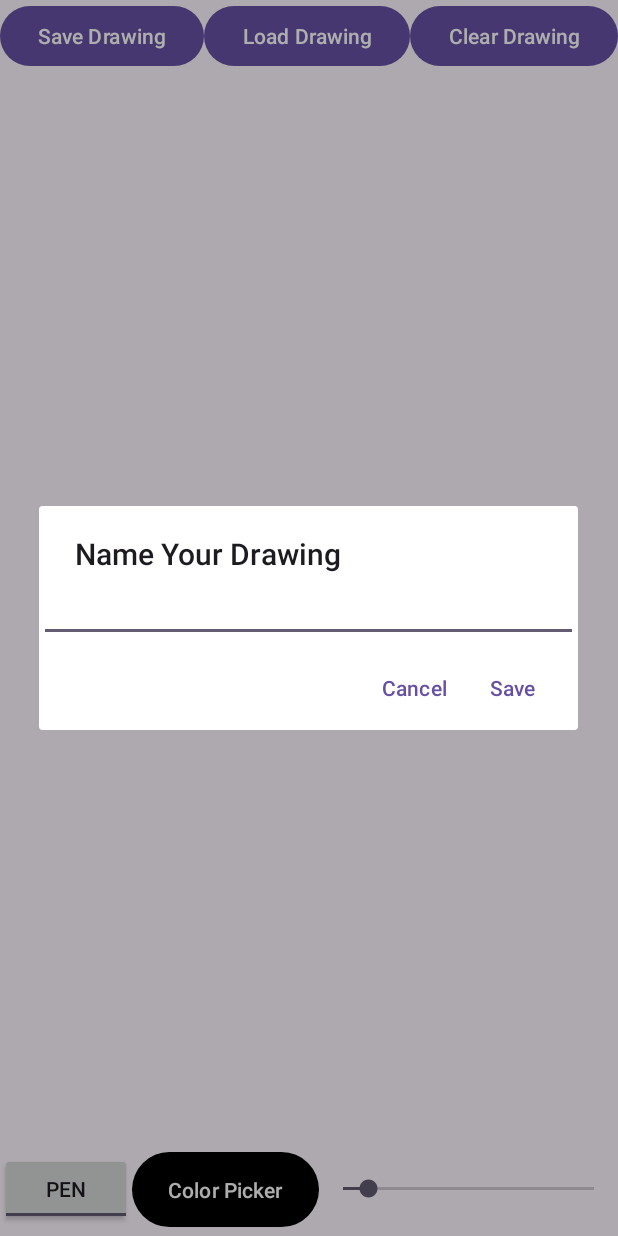
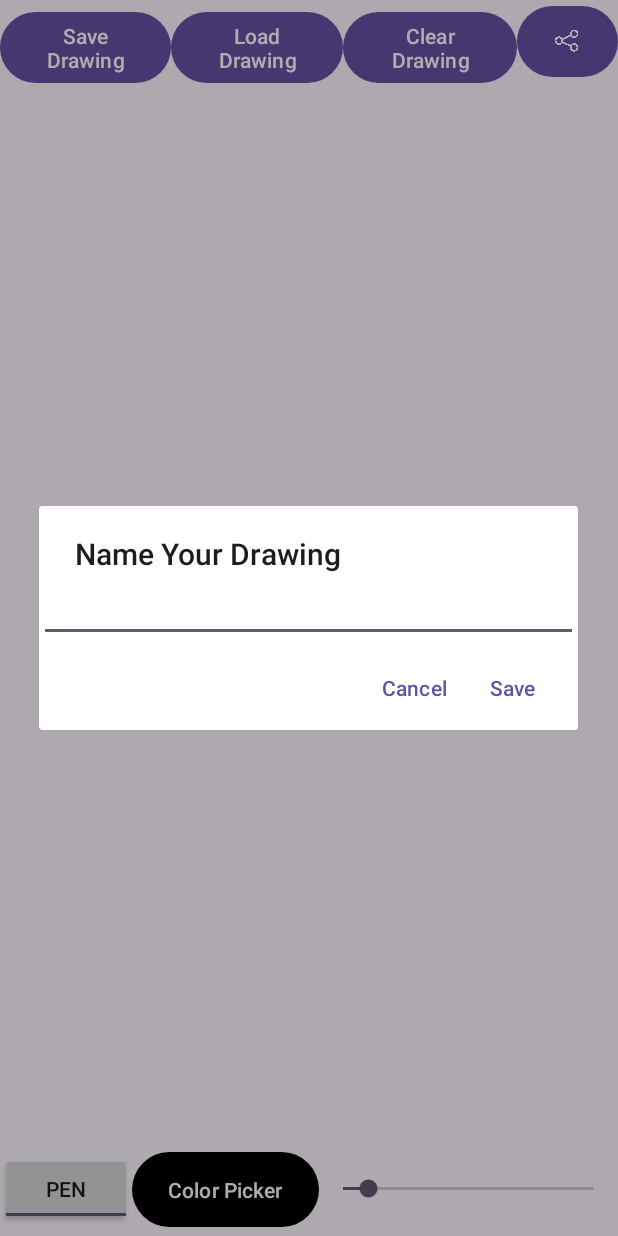
Before and after one commit to jasonwhitesg/6018GroupProject, an Android app built with Jetpack Compose: the DrawingFragment screen opened through its navigation route, after a tap on "Save Drawing", on a phone screen of 412 x 824 dp. Run offline under Robolectric (Android 15) with nearby library versions, the phone set to English and light mode, and no system bars; our stand-ins replace Room's generated code; libraries missing offline, so code that uses them is left out: com.madrapps.pikolo; plain views replace HSLColorPicker; 1 statement that could not run was skipped.

Commit message:
adding filesharing

```diff
--- a/Week3/app/src/main/res/layout/fragment_drawing.xml
+++ b/Week3/app/src/main/res/layout/fragment_drawing.xml
@@ -48,6 +48,13 @@
                 android:layout_height="wrap_content"
                 android:layout_weight="1"
                 android:text="Clear Drawing" />
+
+            <Button
+                android:id="@+id/button11"
+                android:layout_width="wrap_content"
+                android:layout_height="match_parent"
+                android:layout_weight="1"
+                app:icon="@drawable/shareicon" />
 
         </LinearLayout>
 
--- /dev/null
+++ b/Week3/app/src/main/res/xml/provider_paths.xml
@@ -0,0 +1,6 @@
+<?xml version="1.0" encoding="utf-8"?>
+<paths>
+    <files-path name="data" path="/data/user/0/com.example/drawingapp/files/" />
+    <files-path name="shared" path="shared/" />
+
+</paths>
```
Also changed, not shown: Week3/app/src/main/AndroidManifest.xml (+11 -0 lines), Week3/app/src/main/java/com/example/drawingapp/DrawingFragment.kt (+108 -25 lines), Week3/app/src/main/res/drawable/shareicon.png (added).
